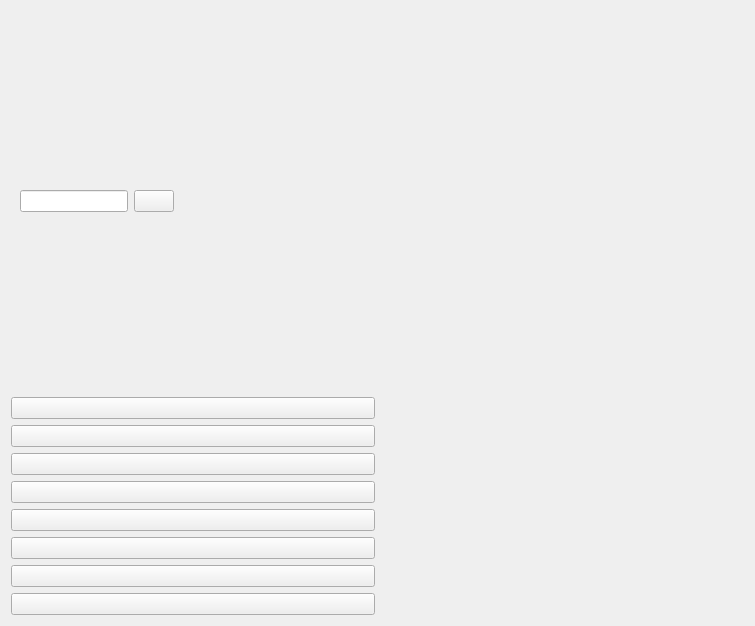
First picture: the form in mainwidget.ui, repository k-k1w-w1x-x/FlowChartEditor, before the edit.
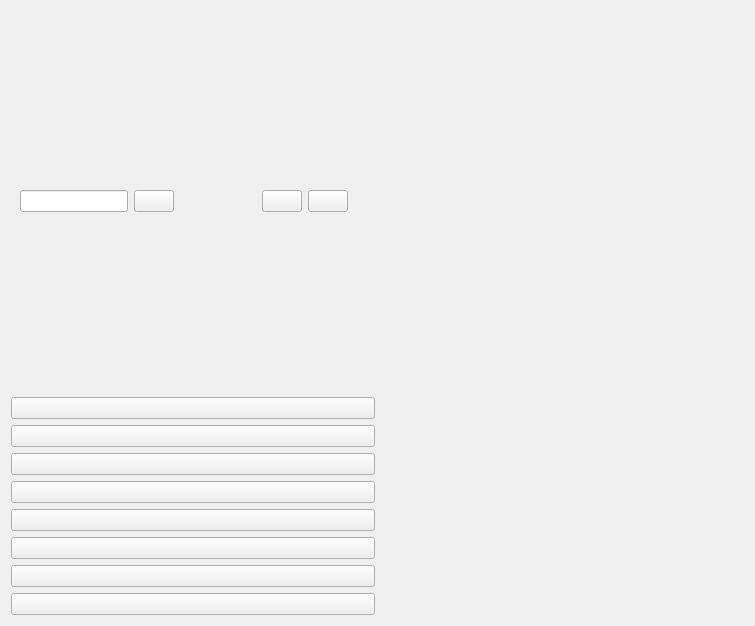
Second picture: the form after the edit.

The edit to the form file:
```diff
--- a/mainwidget.ui
+++ b/mainwidget.ui
@@ -68,7 +68,7 @@
         </widget>
        </item>
        <item>
-        <widget class="QPushButton" name="color_button">
+        <widget class="QPushButton" name="arrow_button">
          <property name="text">
           <string/>
          </property>
@@ -82,6 +82,37 @@
      <item row="0" column="0" colspan="2">
       <widget class="QWidget" name="menuWidget" native="true">
        <layout class="QGridLayout" name="menu_layout">
+        <item row="0" column="1">
+         <layout class="QHBoxLayout" name="horizontalLayout_2">
+          <item>
+           <widget class="QPushButton" name="color_button">
+            <property name="text">
+             <string/>
+            </property>
+           </widget>
+          </item>
+          <item>
+           <widget class="QPushButton" name="border_color_button">
+            <property name="text">
+             <string/>
+            </property>
+           </widget>
+          </item>
+          <item>
+           <spacer name="horizontalSpacer">
+            <property name="orientation">
+             <enum>Qt::Orientation::Horizontal</enum>
+            </property>
+            <property name="sizeHint" stdset="0">
+             <size>
+              <width>40</width>
+              <height>20</height>
+             </size>
+            </property>
+           </spacer>
+          </item>
+         </layout>
+        </item>
         <item row="0" column="0">
          <layout class="QHBoxLayout" name="horizontalLayout">
           <item alignment="Qt::AlignmentFlag::AlignLeft">
@@ -94,10 +125,23 @@
             </property>
            </widget>
           </item>
+          <item>
+           <spacer name="horizontalSpacer_2">
+            <property name="orientation">
+             <enum>Qt::Orientation::Horizontal</enum>
+            </property>
+            <property name="sizeHint" stdset="0">
+             <size>
+              <width>40</width>
+              <height>20</height>
+             </size>
+            </property>
+           </spacer>
+          </item>
          </layout>
         </item>
-        <item row="0" column="1">
-         <spacer name="horizontalSpacer">
+        <item row="0" column="2">
+         <spacer name="horizontalSpacer_3">
           <property name="orientation">
            <enum>Qt::Orientation::Horizontal</enum>
           </property>
```
